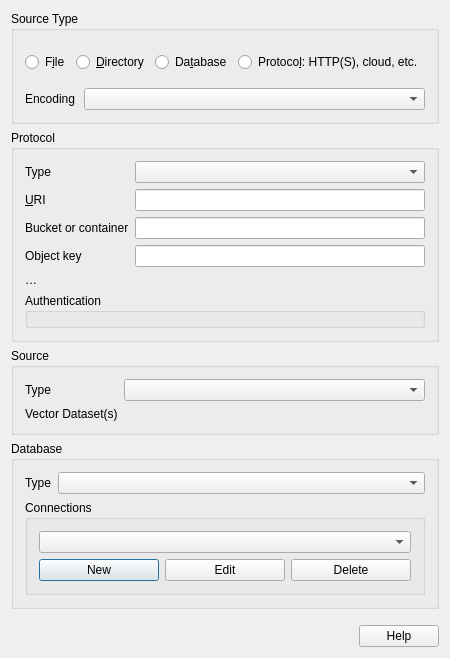
Qt form src/ui/qgsogrsourceselectbase.ui (qgis/QGIS) before a commit.
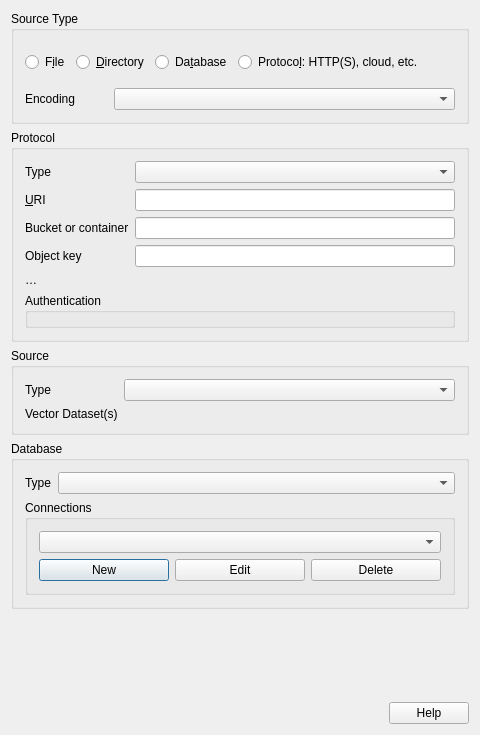
The same form after that commit. Icons and pictures are not drawn. Custom widgets are drawn as their Qt base class.

Commit message:
Resize source select dialogs according to container
Fixes #32615

This was tricky and I don't really know what was causing the issue,
but looks like the patch doesn't break the other dialogs (mainly
vector layer properties) that were affected by #31449.

Fixes also an unreported issue with OGR source select inner dialog
not being painted when opening the source manager dialog.

What changed in the file:
```diff
--- a/src/ui/qgsogrsourceselectbase.ui
+++ b/src/ui/qgsogrsourceselectbase.ui
@@ -9,12 +9,12 @@
    <rect>
     <x>0</x>
     <y>0</y>
-    <width>450</width>
-    <height>658</height>
+    <width>480</width>
+    <height>735</height>
    </rect>
   </property>
   <property name="sizePolicy">
-   <sizepolicy hsizetype="Preferred" vsizetype="Fixed">
+   <sizepolicy hsizetype="Preferred" vsizetype="Preferred">
     <horstretch>0</horstretch>
     <verstretch>0</verstretch>
    </sizepolicy>
@@ -28,6 +28,8 @@
   </property>
   <layout class="QVBoxLayout" name="verticalLayout_4">
    <item>
+    <layout class="QVBoxLayout" name="verticalLayout_2">
+     <item>
     <widget class="QGroupBox" name="srcGroupBox_2">
      <property name="sizePolicy">
       <sizepolicy hsizetype="Preferred" vsizetype="Fixed">
@@ -350,6 +352,8 @@
      </layout>
     </widget>
    </item>
+    </layout>
+   </item>
    <item>
     <spacer name="verticalSpacer">
      <property name="orientation">
```
Left out of the diff: 12 changed lines with no effect on the pictures. Lines whose indentation alone changed are shown as unchanged. The commit also changes 3 other files.
